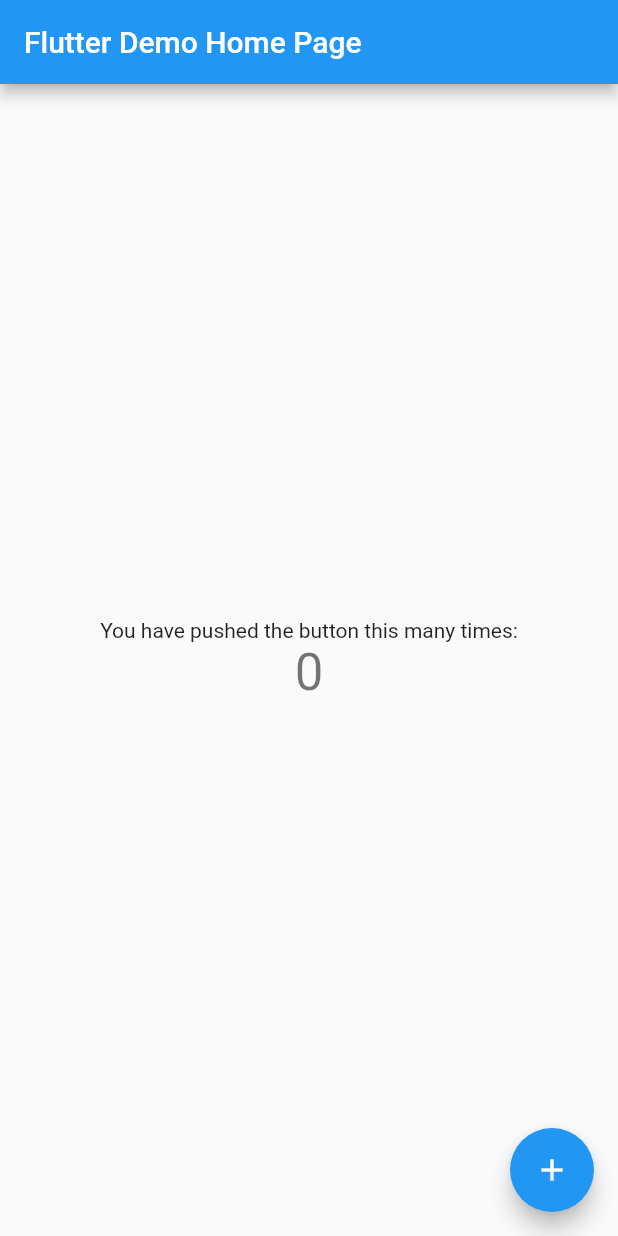
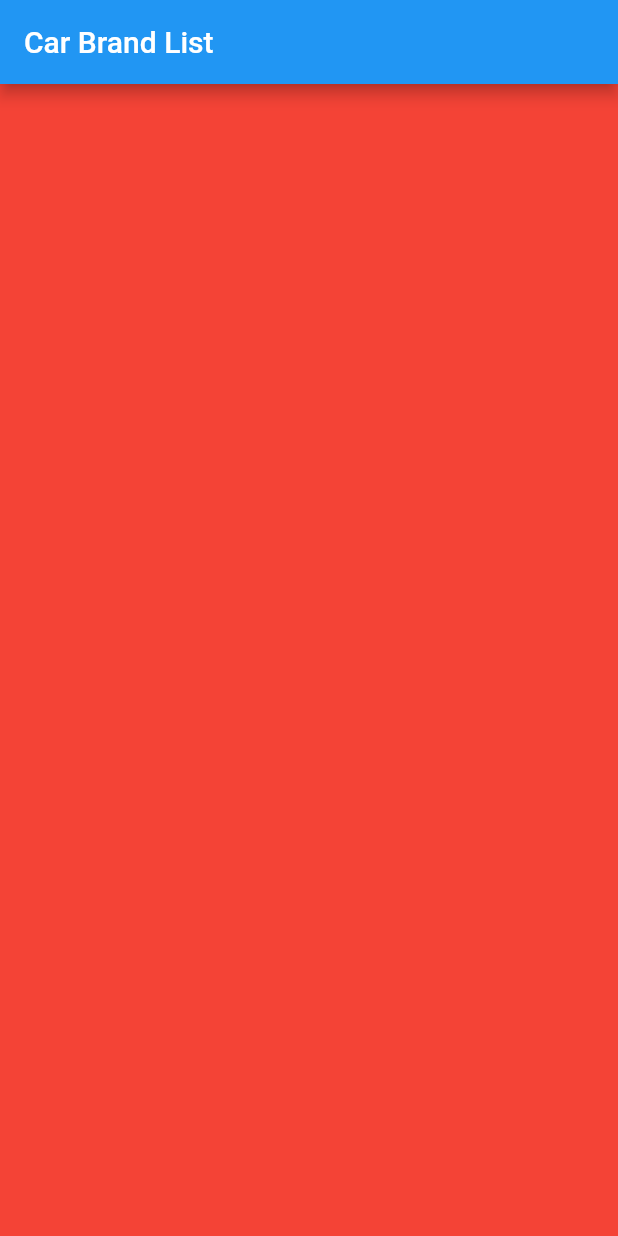
Before and after one commit to djimy4git/flutter_ListBrand, a Flutter app: the screen it shows after launch, on a phone screen of 412 x 824 dp. Run offline on Flutter 3.47's test engine with Material 2 defaults, Android fonts, the phone set to English and light mode, and no system bars.

Commit message:
first upadate

```diff
--- /dev/null
+++ b/lib/homepage.dart
@@ -0,0 +1,19 @@
+import 'package:flutter/material.dart';
+
+import './listbrandcar.dart';
+
+class HomePage extends StatelessWidget {
+  const HomePage({Key key}) : super(key: key);
+
+  @override
+  Widget build(BuildContext context) {
+    return Container(
+      child: Scaffold(
+        appBar: AppBar(
+          title: Text('Car Brand List'),
+        ),
+        body: ListBrandCar(),
+      ),
+    );
+  }
+}
--- /dev/null
+++ b/lib/listbrandcar.dart
@@ -0,0 +1,14 @@
+import 'package:flutter/material.dart';
+
+class ListBrandCar extends StatelessWidget {
+  const ListBrandCar({Key key}) : super(key: key);
+
+  @override
+  Widget build(BuildContext context) {
+    return Container(
+      child: Container(
+        color: Colors.red,
+      ),
+    );
+  }
+}
--- a/lib/main.dart
+++ b/lib/main.dart
@@ -1,8 +1,8 @@
 import 'package:flutter/material.dart';
 
-void main() {
-  runApp(MyApp());
-}
+import './homepage.dart';
+
+void main() => runApp(MyApp());
 
 class MyApp extends StatelessWidget {
   // This widget is the root of your application.
@@ -10,108 +10,7 @@ class MyApp extends StatelessWidget {
   Widget build(BuildContext context) {
     return MaterialApp(
       title: 'Flutter Demo',
-      theme: ThemeData(
-        // This is the theme of your application.
-        //
-        // Try running your application with "flutter run". You'll see the
-        // application has a blue toolbar. Then, without quitting the app, try
-        // changing the primarySwatch below to Colors.green and then invoke
-        // "hot reload" (press "r" in the console where you ran "flutter run",
-        // or simply save your changes to "hot reload" in a Flutter IDE).
-        // Notice that the counter didn't reset back to zero; the application
-        // is not restarted.
-        primarySwatch: Colors.blue,
-        // This makes the visual density adapt to the platform that you run
-        // the app on. For desktop platforms, the controls will be smaller and
-        // closer together (more dense) than on mobile platforms.
-        visualDensity: VisualDensity.adaptivePlatformDensity,
-      ),
-      home: MyHomePage(title: 'Flutter Demo Home Page'),
+      home: HomePage(),
     );
   }
 }
-
-class MyHomePage extends StatefulWidget {
-  MyHomePage({Key key, this.title}) : super(key: key);
-
-  // This widget is the home page of your application. It is stateful, meaning
-  // that it has a State object (defined below) that contains fields that affect
-  // how it looks.
-
-  // This class is the configuration for the state. It holds the values (in this
-  // case the title) provided by the parent (in this case the App widget) and
-  // used by the build method of the State. Fields in a Widget subclass are
-  // always marked "final".
-
-  final String title;
-
-  @override
-  _MyHomePageState createState() => _MyHomePageState();
-}
-
-class _MyHomePageState extends State<MyHomePage> {
-  int _counter = 0;
-
-  void _incrementCounter() {
-    setState(() {
-      // This call to setState tells the Flutter framework that something has
-      // changed in this State, which causes it to rerun the build method below
-      // so that the display can reflect the updated values. If we changed
-      // _counter without calling setState(), then the build method would not be
-      // called again, and so nothing would appear to happen.
-      _counter++;
-    });
-  }
-
-  @override
-  Widget build(BuildContext context) {
-    // This method is rerun every time setState is called, for instance as done
-    // by the _incrementCounter method above.
-    //
-    // The Flutter framework has been optimized to make rerunning build methods
-    // fast, so that you can just rebuild anything that needs updating rather
-    // than having to individually change instances of widgets.
-    return Scaffold(
-      appBar: AppBar(
-        // Here we take the value from the MyHomePage object that was created by
-        // the App.build method, and use it to set our appbar title.
-        title: Text(widget.title),
-      ),
-      body: Center(
-        // Center is a layout widget. It takes a single child and positions it
-        // in the middle of the parent.
-        child: Column(
-          // Column is also a layout widget. It takes a list of children and
-          // arranges them vertically. By default, it sizes itself to fit its
-          // children horizontally, and tries to be as tall as its parent.
-          //
-          // Invoke "debug painting" (press "p" in the console, choose the
-          // "Toggle Debug Paint" action from the Flutter Inspector in Android
-          // Studio, or the "Toggle Debug Paint" command in Visual Studio Code)
-          // to see the wireframe for each widget.
-          //
-          // Column has various properties to control how it sizes itself and
-          // how it positions its children. Here we use mainAxisAlignment to
-          // center the children vertically; the main axis here is the vertical
-          // axis because Columns are vertical (the cross axis would be
-          // horizontal).
-          mainAxisAlignment: MainAxisAlignment.center,
-          children: <Widget>[
-            Text(
-              'You have pushed the button this many times:',
-            ),
-            Text(
-              '$_counter',
-              style: Theme.of(context).textTheme.headline4,
-            ),
-          ],
-        ),
-      ),
-      floatingActionButton: FloatingActionButton(
-        onPressed: _incrementCounter,
-        tooltip: 'Increment',
-        child: Icon(Icons.add),
-      ), // This trailing comma makes auto-formatting nicer for build methods.
-    );
-  }
-}
```
